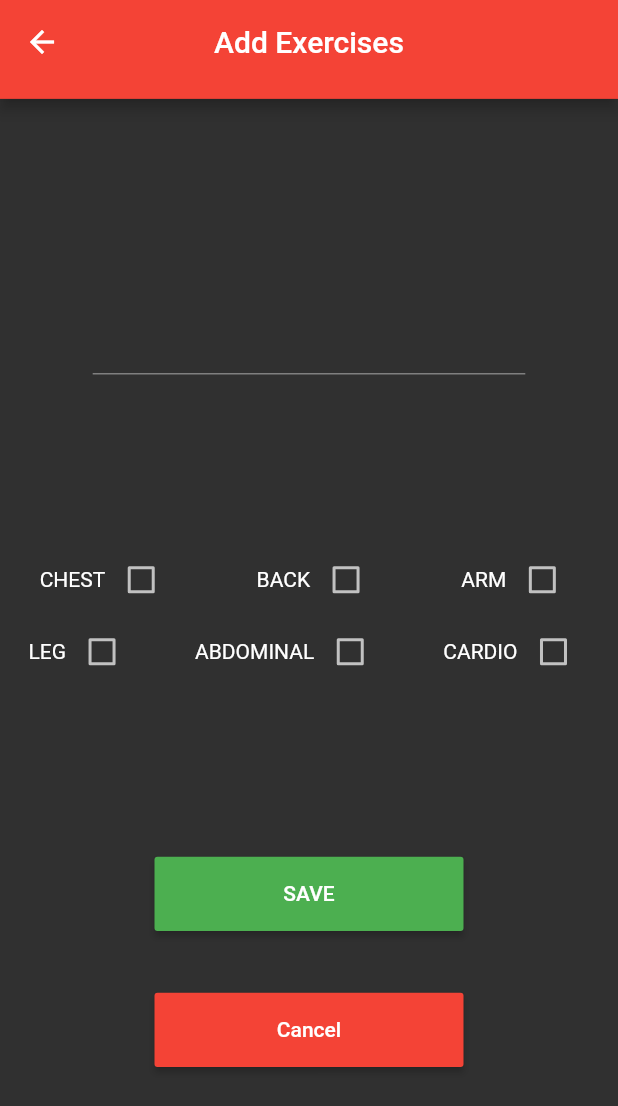
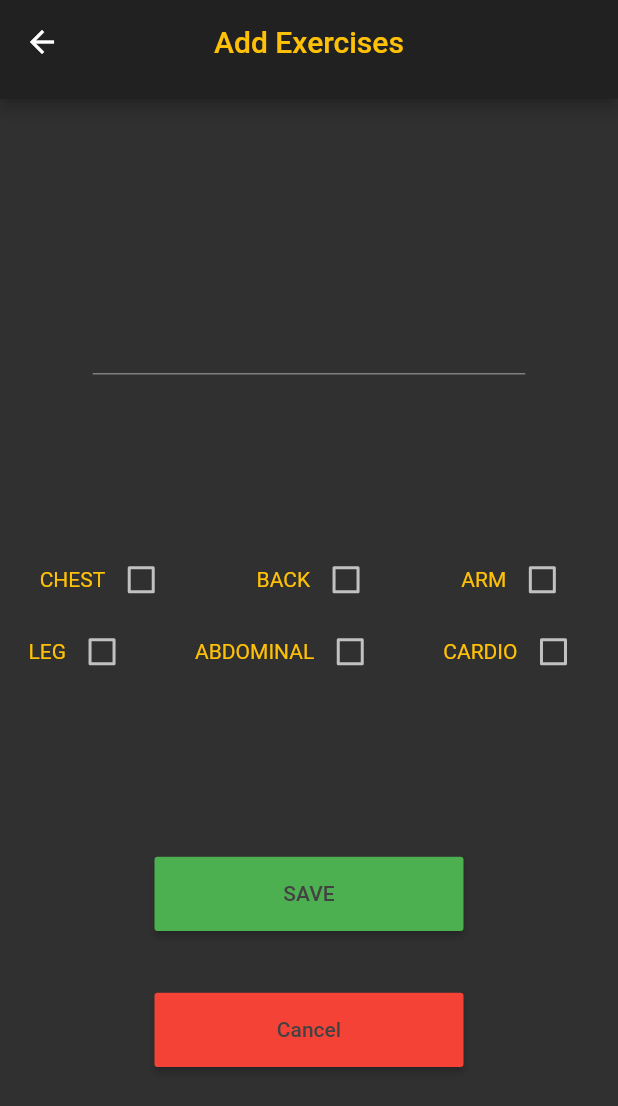
Before and after one commit to Lukk17/workout_log, a Flutter app: the AddExerciseView screen opened directly, on a phone screen of 412 x 824 dp. Shown: the top 1106 px of the screen. Run offline on Flutter 3.47's test engine with Material 2 defaults, Android fonts, the phone set to English and light mode, and no system bars; our stand-ins replace audioplayers, flutter_datetime_picker, flutter_local_notifications, flutter_slidable, shared_preferences, sqflite and 1 more; accounts and stored records are empty; generated files the repository leaves out were written again.

Commit message:
dark theme as default text style added to all texts variable used in themes will not be initialize on class start
calendar september 2019 repair (to many rows overflow layout)

```diff
--- a/lib/setting/appThemeSettings.dart
+++ b/lib/setting/appThemeSettings.dart
@@ -1,26 +1,27 @@
 import 'package:flutter/material.dart';
 
 class AppThemeSettings {
-  static ThemeData theme = ThemeData(brightness: Brightness.dark);
+  static ThemeData theme = themeD;
 
   static ThemeData _themeD = ThemeData(brightness: Brightness.dark);
 
   static ThemeData _themeL = ThemeData(brightness: Brightness.light);
 
   static ThemeData get themeD {
-    buttonColor = Colors.redAccent;
+    buttonColor = Colors.red;
     buttonSplashColor = Colors.lightGreen;
     appBarColor = Colors.grey[900];
-    tabBarColor = Colors.white70;
+    tabBarColor = Colors.amber;
     timerColor = Colors.cyanAccent;
-    buttonTextColor = Colors.white70;
-    textColor = Colors.white70;
-    specialTextColor = Colors.amber;
+    buttonTextColor = Colors.grey[800];
+    cardTextColor = Colors.amber;
+    textColor = Colors.amber;
+    specialTextColor = Colors.lightGreen[300];
     primaryColor = Colors.lightGreen[800];
     secondaryColor = Colors.white;
-    iconColor = Colors.white70;
-    tabBarIconColor = Colors.white70;
-    titleColor = Colors.white70;
+    iconColor = Colors.amber;
+    tabBarIconColor = Colors.amber;
+    titleColor = Colors.amber;
     backgroundColor = Colors.black;
     indicatorColor = Colors.red;
     borderColor = Colors.red;
@@ -39,6 +40,7 @@ class AppThemeSettings {
     tabBarColor = Colors.black87;
     timerColor = Colors.amberAccent;
     buttonTextColor = Colors.white;
+    cardTextColor = Colors.white;
     textColor = Colors.black87;
     specialTextColor = Colors.black87;
     primaryColor = Colors.blue;
@@ -57,23 +59,24 @@ class AppThemeSettings {
     return _themeL;
   }
 
-  static Color buttonColor = Colors.red;
-  static Color buttonSplashColor = Colors.red;
-  static Color appBarColor = Colors.red;
-  static Color tabBarColor = Colors.white;
-  static Color timerColor = Colors.amber;
-  static Color buttonTextColor = Colors.white;
-  static Color textColor = Colors.white;
-  static Color specialTextColor = Colors.amber;
-  static Color primaryColor = Colors.red;
-  static Color secondaryColor = Colors.white;
-  static Color iconColor = Colors.white;
-  static Color tabBarIconColor = Colors.white;
-  static Color titleColor = Colors.white;
-  static Color backgroundColor = Colors.black;
-  static Color indicatorColor = Colors.red;
-  static Color borderColor = Colors.red;
-  static Color drawerColor = Colors.black38;
+  static Color buttonColor;
+  static Color buttonSplashColor;
+  static Color appBarColor;
+  static Color tabBarColor;
+  static Color timerColor;
+  static Color buttonTextColor;
+  static Color cardTextColor;
+  static Color textColor;
+  static Color specialTextColor;
+  static Color primaryColor;
+  static Color secondaryColor;
+  static Color iconColor;
+  static Color tabBarIconColor;
+  static Color titleColor;
+  static Color backgroundColor;
+  static Color indicatorColor;
+  static Color borderColor;
+  static Color drawerColor;
 
   static Color circleColor = Colors.blueAccent;
   static Color arcColor = Colors.red;
@@ -99,8 +102,8 @@ class AppThemeSettings {
   static StrokeCap strokeCap = StrokeCap.round;
   static PaintingStyle paintingStyle = PaintingStyle.stroke;
 
-  static String background = "graphics/background.png";
-  static String bodyPartBackground = "graphics/bg-leaves.png";
+  static String background;
+  static String bodyPartBackground;
 
   static List<Shadow> textBorder = [
     Shadow(
--- a/lib/view/addExerciseView.dart
+++ b/lib/view/addExerciseView.dart
@@ -129,7 +129,7 @@ class _AddExerciseView extends State<AddExerciseView> {
                         crossAxisAlignment: WrapCrossAlignment.center,
                         alignment: WrapAlignment.center,
                         children: <Widget>[
-                          Text("CHEST"),
+                          Text("CHEST", style: TextStyle(color: AppThemeSettings.textColor),),
                           Checkbox(
                               value: _chest,
                               onChanged: (value) {
@@ -144,7 +144,7 @@ class _AddExerciseView extends State<AddExerciseView> {
                         crossAxisAlignment: WrapCrossAlignment.center,
                         alignment: WrapAlignment.center,
                         children: <Widget>[
-                          Text("BACK"),
+                          Text("BACK", style: TextStyle(color: AppThemeSettings.textColor),),
                           Checkbox(
                               value: _back,
                               onChanged: (value) {
@@ -159,7 +159,7 @@ class _AddExerciseView extends State<AddExerciseView> {
                         crossAxisAlignment: WrapCrossAlignment.center,
                         alignment: WrapAlignment.center,
                         children: <Widget>[
-                          Text("ARM"),
+                          Text("ARM", style: TextStyle(color: AppThemeSettings.textColor),),
                           Checkbox(
                               value: _arm,
                               onChanged: (value) {
@@ -179,7 +179,7 @@ class _AddExerciseView extends State<AddExerciseView> {
                         crossAxisAlignment: WrapCrossAlignment.center,
                         alignment: WrapAlignment.center,
                         children: <Widget>[
-                          Text("LEG"),
+                          Text("LEG", style: TextStyle(color: AppThemeSettings.textColor),),
                           Checkbox(
                               value: _leg,
                               onChanged: (value) {
@@ -194,7 +194,7 @@ class _AddExerciseView extends State<AddExerciseView> {
                         crossAxisAlignment: WrapCrossAlignment.center,
                         alignment: WrapAlignment.center,
                         children: <Widget>[
-                          Text("ABDOMINAL"),
+                          Text("ABDOMINAL", style: TextStyle(color: AppThemeSettings.textColor),),
                           Checkbox(
                               value: _abdominal,
                               onChanged: (value) {
@@ -209,7 +209,7 @@ class _AddExerciseView extends State<AddExerciseView> {
                         crossAxisAlignment: WrapCrossAlignment.center,
                         alignment: WrapAlignment.center,
                         children: <Widget>[
-                          Text("CARDIO"),
+                          Text("CARDIO", style: TextStyle(color: AppThemeSettings.textColor),),
                           Checkbox(
                               value: _cardio,
                               onChanged: (value) {
--- a/lib/view/exerciseListView.dart
+++ b/lib/view/exerciseListView.dart
@@ -58,7 +58,10 @@ class _ExerciseListViewState extends State<ExerciseListView> {
         onPressed: () async {
           Navigator.push(context, MaterialPageRoute(builder: (context) => EditExerciseView(exercise: e))).then((val) => _getExercises());
         },
-        child: Text(e.name),
+        child: Text(
+          e.name,
+          style: TextStyle(color: AppThemeSettings.specialTextColor),
+        ),
       ));
     }
     setState(() {
```
Also changed, not shown: lib/view/calendarView.dart (+6 -4 lines), lib/view/editExerciseView.dart (+25 -8 lines), lib/view/exerciseView.dart (+9 -9 lines), lib/view/helloWorldView.dart (+4 -4 lines), lib/view/workLogPageView.dart (+8 -7 lines). Lines whose indentation alone changed are shown as unchanged.
